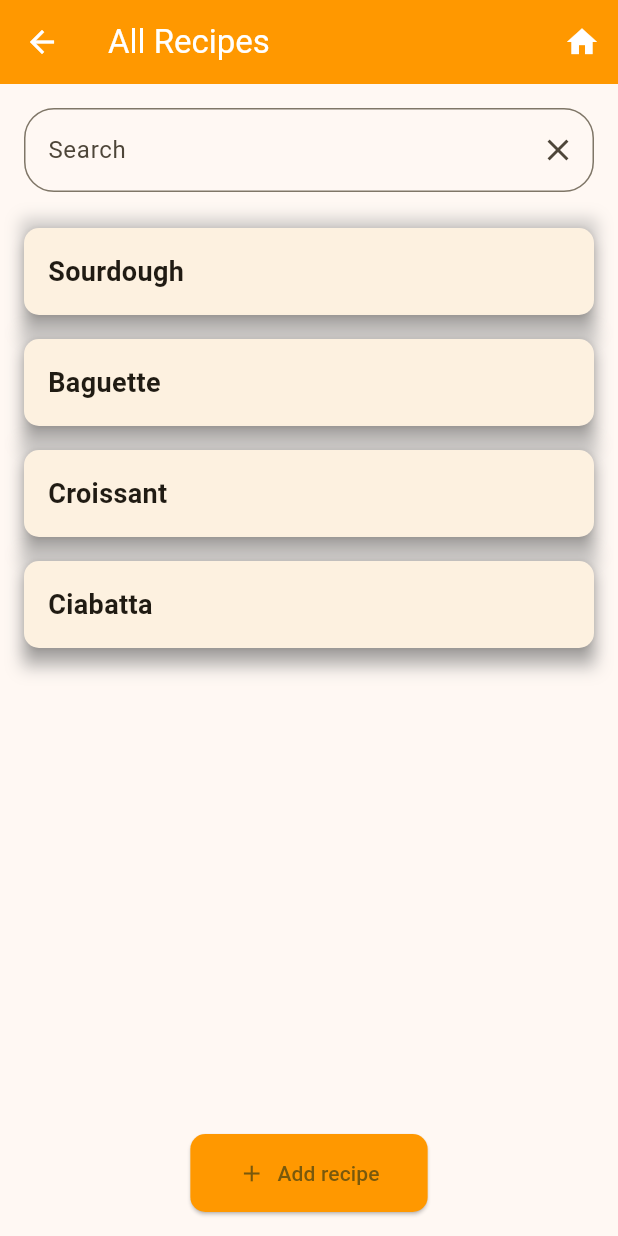
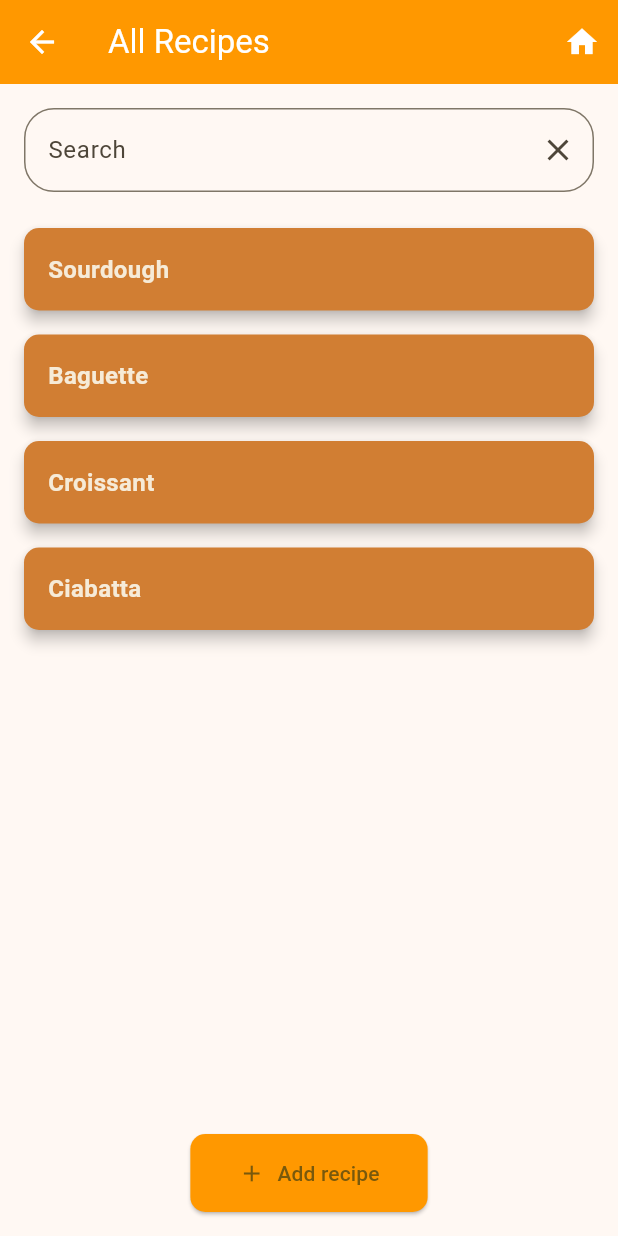
Before and after one commit to Software-Engineering-WebDev-MobileDev/MobileDev, a Flutter app: the MyHomePage screen opened directly, after a tap on "All Recipes", on a phone screen of 412 x 824 dp. Run offline on Flutter 3.47's test engine with Material 3 defaults, Android fonts, the light colour scheme and no system bars; our stand-ins replace shared_preferences; accounts and stored records are empty.

Commit message:
Started the changes and marked what needs to be changed

```diff
--- a/src/bakery_manager_mobile/lib/pages/account_registration.dart
+++ b/src/bakery_manager_mobile/lib/pages/account_registration.dart
@@ -32,6 +32,7 @@ class CreateAccountPageState extends State<CreateAccountPage> {
     }
   }
 
+  //  add next and done instructions from login
   @override
   Widget build(BuildContext context) {
     return Scaffold(
--- a/src/bakery_manager_mobile/lib/pages/home_page.dart
+++ b/src/bakery_manager_mobile/lib/pages/home_page.dart
@@ -109,7 +109,7 @@ class OptionsBar extends StatelessWidget {
   @override
   Widget build(BuildContext context) {
     return GridView.count(
-      crossAxisCount: 3,
+      crossAxisCount: 2,
       crossAxisSpacing: 10,
       mainAxisSpacing: 10,
       shrinkWrap: true,
@@ -117,12 +117,12 @@ class OptionsBar extends StatelessWidget {
         _buildMenuButton('All Recipes', Icons.menu_book, () {
           Navigator.pushNamed(context, recipePageRoute);
         }),
-        _buildMenuButton('Ingredient Inventory', Icons.kitchen, () {
+        _buildMenuButton('Ingredients\nInventory', Icons.kitchen, () {
           Navigator.pushNamed(context, ingredientPageRoute);
         }),
-        _buildMenuButton('Product Inventory', Icons.inventory, () {
-          Navigator.pushNamed(context, productPageRoute);
-        }),
+        // _buildMenuButton('Product\nInventory', Icons.inventory, () {
+        //   Navigator.pushNamed(context, productPageRoute);
+        // }),
         _buildMenuButton('Daily Tasks', Icons.task, () {
           Navigator.pushNamed(context, taskPageRoute);
         }),
@@ -148,15 +148,15 @@ class OptionsBar extends StatelessWidget {
         children: [
           Icon(
             icon,
-            size: 24,
+            size: 30,
             color: Colors.white,
           ),
           const SizedBox(height: 5),
-          Text(
+          Text( // add a feature for wrapping text
             title,
             textAlign: TextAlign.center,
             style: const TextStyle(
-              fontSize: 12,
+              fontSize: 24,
               color: Colors.white,
             ),
           ),
--- a/src/bakery_manager_mobile/lib/pages/login.dart
+++ b/src/bakery_manager_mobile/lib/pages/login.dart
@@ -119,7 +119,7 @@ class LoginPageState extends State<LoginPage> {
                 fontFamily: 'Pacifico',
                 fontSize: 30,
                 fontWeight: FontWeight.bold,
-                color: Colors.white,
+                color: Color.fromARGB(255, 246,235,216),
               ),
             ),
           ],
@@ -133,6 +133,7 @@ class LoginPageState extends State<LoginPage> {
             child: Column(
               mainAxisAlignment: MainAxisAlignment.center,
               children: <Widget>[
+                const SizedBox(height: 150),
                 const Text(
                   'Login',
                   style: TextStyle(
--- a/src/bakery_manager_mobile/lib/pages/recipe_page.dart
+++ b/src/bakery_manager_mobile/lib/pages/recipe_page.dart
@@ -6,6 +6,8 @@ class AllRecipesPage extends StatefulWidget {
   @override
   AllRecipesPageState createState() => AllRecipesPageState();
 }
+
+// add safe area
 
 class AllRecipesPageState extends State<AllRecipesPage> {
   final List<String> _recipes = ['Sourdough', 'Baguette', 'Croissant', 'Ciabatta'];
@@ -59,7 +61,7 @@ class AllRecipesPageState extends State<AllRecipesPage> {
             TextField(
               onChanged: _filterRecipes, // Search feature
               decoration: InputDecoration(
-                hintText: 'Search',
+                labelText: 'Search',
                 suffixIcon: IconButton(
                   icon: const Icon(Icons.clear),
                   onPressed: () {
@@ -119,20 +121,20 @@ class _RecipeItem extends StatelessWidget {
   Widget build(BuildContext context) {
     return Container(
       decoration: BoxDecoration(
-        boxShadow: [
-          BoxShadow(
-            color: Colors.grey.withOpacity(0.5), // Shadow under items
-            spreadRadius: 2,
-            blurRadius: 8,
-            offset: const Offset(0, 4), // Shadow offset
-          ),
-        ],
+        // boxShadow: [
+        //   BoxShadow(
+        //     color: Colors.grey.withOpacity(0.5), // Shadow under items
+        //     spreadRadius: 2,
+        //     blurRadius: 8,
+        //     offset: const Offset(0, 4), // Shadow offset
+        //   ),
+        // ],
       ),
       child: Card(
         shape: RoundedRectangleBorder(
           borderRadius: BorderRadius.circular(10),
         ),
-        color: const Color(0xFFFDF1E0),
+        color: const Color.fromARGB(255, 209,126,51),
         elevation: 4, // 3D effect
         margin: const EdgeInsets.symmetric(vertical: 8),
         child: Padding(
@@ -140,10 +142,33 @@ class _RecipeItem extends StatelessWidget {
           child: Text(
             name,
             style: const TextStyle(
-              fontSize: 18,
+              color: Color.fromARGB(255, 246,235,216),
+              fontSize: 16,
               fontWeight: FontWeight.bold,
             ),
           ),
+          // child: Stack(
+          //   children: [
+          //     Text(
+          //       name,
+          //       style: TextStyle(
+          //         fontSize: 16,
+          //         foreground: Paint()
+          //         ..style = PaintingStyle.stroke
+          //         ..strokeWidth = 6
+          //         ..color = const Color.fromARGB(255, 140,72,27)
+          //       ),
+          //     ),
+          //     Text(
+          //       name,
+          //       style: const TextStyle(
+          //         color: Color.fromARGB(255, 246,235,216),
+          //         fontSize: 16,
+          //         fontWeight: FontWeight.bold,
+          //       ),
+          //     ),
+          //   ],
+          // ),
         ),
       ),
     );
@@ -180,7 +205,7 @@ class AddRecipePage extends StatelessWidget {
             const SizedBox(height: 16),
             const TextField(
               decoration: InputDecoration(
-                hintText: 'Recipe Name',
+                labelText: 'Recipe Name',
                 border: OutlineInputBorder(
                   borderRadius: BorderRadius.all(Radius.circular(10)),
                 ),
```
